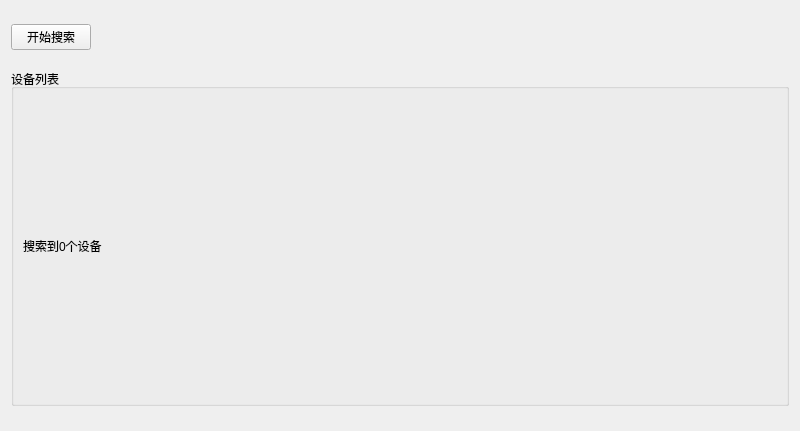
Qt form software/ground/groundstation/discoverpage.ui (nongxiaoming/WIFI_Copter) before a commit.
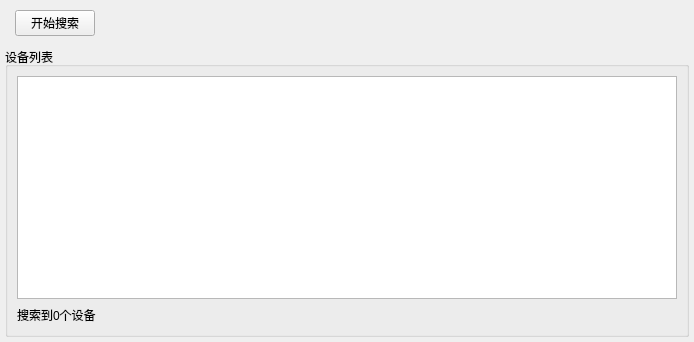
The same form after that commit. Icons and pictures are not drawn.

Commit message: 更新界面布局

Patch:
```diff
--- a/software/ground/groundstation/discoverpage.ui
+++ b/software/ground/groundstation/discoverpage.ui
@@ -6,18 +6,51 @@
    <rect>
     <x>0</x>
     <y>0</y>
-    <width>800</width>
-    <height>431</height>
+    <width>694</width>
+    <height>342</height>
    </rect>
   </property>
   <property name="windowTitle">
    <string>Form</string>
   </property>
-  <layout class="QVBoxLayout" name="verticalLayout">
+  <layout class="QVBoxLayout" name="verticalLayout" stretch="0,1">
+   <property name="leftMargin">
+    <number>5</number>
+   </property>
+   <property name="topMargin">
+    <number>5</number>
+   </property>
+   <property name="rightMargin">
+    <number>5</number>
+   </property>
+   <property name="bottomMargin">
+    <number>5</number>
+   </property>
    <item>
-    <layout class="QHBoxLayout" name="horizontalLayout_2">
+    <layout class="QHBoxLayout" name="horizontalLayout_2" stretch="0,1">
+     <property name="spacing">
+      <number>6</number>
+     </property>
+     <property name="leftMargin">
+      <number>10</number>
+     </property>
+     <property name="topMargin">
+      <number>5</number>
+     </property>
+     <property name="rightMargin">
+      <number>5</number>
+     </property>
+     <property name="bottomMargin">
+      <number>5</number>
+     </property>
      <item>
       <widget class="QPushButton" name="SearchBtn">
+       <property name="sizePolicy">
+        <sizepolicy hsizetype="Fixed" vsizetype="Fixed">
+         <horstretch>0</horstretch>
+         <verstretch>0</verstretch>
+        </sizepolicy>
+       </property>
        <property name="toolTip">
         <string>点击查找网络中连接的设备</string>
        </property>
@@ -53,16 +86,56 @@
    </item>
    <item>
     <widget class="QGroupBox" name="groupBox">
+     <property name="sizePolicy">
+      <sizepolicy hsizetype="Expanding" vsizetype="Expanding">
+       <horstretch>0</horstretch>
+       <verstretch>0</verstretch>
+      </sizepolicy>
+     </property>
      <property name="maximumSize">
       <size>
-       <width>782</width>
-       <height>337</height>
+       <width>65535</width>
+       <height>65535</height>
       </size>
      </property>
      <property name="title">
       <string>设备列表</string>
      </property>
-     <layout class="QVBoxLayout" name="verticalLayout_2">
+     <layout class="QVBoxLayout" name="verticalLayout_2" stretch="1,0">
+      <item>
+       <widget class="QTableView" name="tableView">
+        <property name="layoutDirection">
+         <enum>Qt::LeftToRight</enum>
+        </property>
+        <property name="autoFillBackground">
+         <bool>false</bool>
+        </property>
+        <property name="verticalScrollBarPolicy">
+         <enum>Qt::ScrollBarAsNeeded</enum>
+        </property>
+        <property name="autoScroll">
+         <bool>true</bool>
+        </property>
+        <property name="editTriggers">
+         <set>QAbstractItemView::NoEditTriggers</set>
+        </property>
+        <property name="selectionMode">
+         <enum>QAbstractItemView::SingleSelection</enum>
+        </property>
+        <property name="selectionBehavior">
+         <enum>QAbstractItemView::SelectRows</enum>
+        </property>
+        <property name="textElideMode">
+         <enum>Qt::ElideMiddle</enum>
+        </property>
+        <attribute name="horizontalHeaderCascadingSectionResizes">
+         <bool>false</bool>
+        </attribute>
+        <attribute name="horizontalHeaderHighlightSections">
+         <bool>false</bool>
+        </attribute>
+       </widget>
+      </item>
       <item>
        <layout class="QHBoxLayout" name="horizontalLayout_3">
         <item>
```
Left out of the diff: 4 changed lines with no effect on the pictures. The commit also changes 2 other files.
